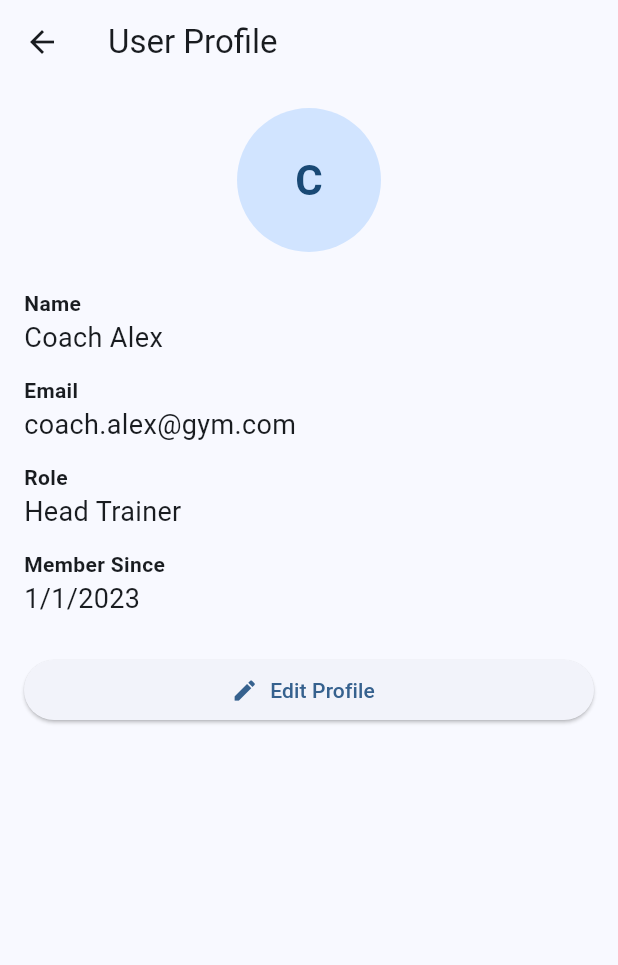
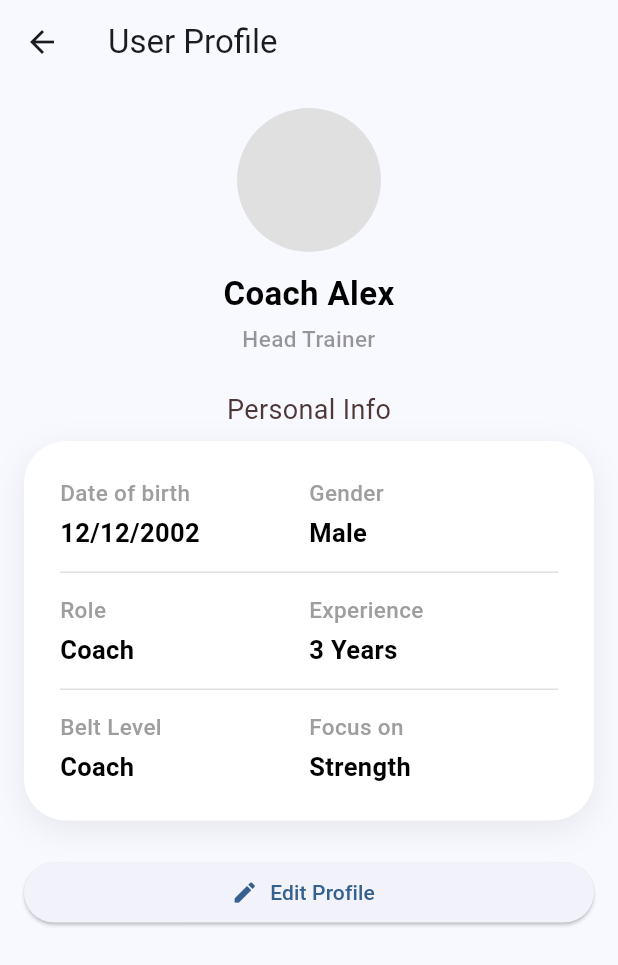
Before and after one commit to satpanha/tamdan-mobile, a Flutter app: the screen it shows after launch, item 3 of the bottom bar chosen, after a tap on "User Profile", on a phone screen of 412 x 824 dp. Shown: the top 965 px of the screen. Run offline on Flutter 3.47's test engine with Material 3 defaults, Android fonts, the phone set to English and light mode, and no system bars.

Commit message:
Added Widgets

```diff
--- a/lib/ui/screens/athlete_list.dart
+++ b/lib/ui/screens/athlete_list.dart
@@ -1,10 +1,12 @@
 import 'package:flutter/material.dart';
 import 'package:tamdan/models/athlete.dart';
 import 'package:tamdan/ui/screens/add_athlete.dart';
-// import 'package:tamdan/ui/screens/add_athlete.dart';
 import 'package:tamdan/ui/screens/athlete_detail.dart';
 import 'package:tamdan/ui/widgets/athlete_card.dart';
+import 'package:tamdan/ui/widgets/custom_app_bar.dart';
+import 'package:tamdan/ui/widgets/custom_searchbar.dart';
 import 'package:tamdan/utils/mock_data.dart';
+
 
 class AthleteListScreen extends StatefulWidget {
   const AthleteListScreen({super.key});
@@ -39,17 +41,16 @@ class _AthleteListScreenState extends State<AthleteListScreen> {
   @override
   Widget build(BuildContext context) {
     return Scaffold(
-      appBar: AppBar(title: const Text('Athletes')),
+      appBar: const CustomAppBar(
+        title: 'Atheletes',
+      ),
       body: Column(
         children: [
           Padding(
             padding: const EdgeInsets.all(16),
-            child: TextField(
-              decoration: const InputDecoration(
-                prefixIcon: Icon(Icons.search),
-                hintText: 'Search by name...'
-              ),
+            child: CustomSearchBar(
               onChanged: _search,
+              hintText: 'Search by name...',
             ),
           ),
           Expanded(
--- a/lib/ui/screens/settings.dart
+++ b/lib/ui/screens/settings.dart
@@ -1,5 +1,6 @@
 import 'package:flutter/material.dart';
 import 'package:tamdan/ui/screens/user_profile.dart';
+import 'package:tamdan/ui/widgets/custom_app_bar.dart';
 
 class SettingsScreen extends StatelessWidget {
   const SettingsScreen({super.key});
@@ -7,7 +8,7 @@ class SettingsScreen extends StatelessWidget {
   @override
   Widget build(BuildContext context) {
     return Scaffold(
-      appBar: AppBar(title: const Text('Settings')),
+      appBar: CustomAppBar(title: 'Settings'),
       body: ListView(
         children: [
           ListTile(
--- a/lib/ui/screens/tracking.dart
+++ b/lib/ui/screens/tracking.dart
@@ -1,4 +1,5 @@
 import 'package:flutter/material.dart';
+import 'package:tamdan/ui/widgets/custom_app_bar.dart';
 
 class TrackingScreen extends StatelessWidget {
   const TrackingScreen({super.key});
@@ -6,7 +7,7 @@ class TrackingScreen extends StatelessWidget {
   @override
   Widget build(BuildContext context) {
     return Scaffold(
-      appBar: AppBar(title: const Text('Tracking')),
+      appBar: CustomAppBar(title: 'Tracking'),
       body: const Center(child: Text('Tracking feature coming soon')),
     );
   }
--- a/lib/ui/screens/user_profile.dart
+++ b/lib/ui/screens/user_profile.dart
@@ -1,4 +1,6 @@
 import 'package:flutter/material.dart';
+import 'package:tamdan/ui/widgets/personal_info_card.dart';
+import 'package:tamdan/ui/widgets/ptofile_header.dart';
 import 'package:tamdan/utils/mock_data.dart';
 
 class UserProfileScreen extends StatelessWidget {
@@ -15,28 +17,19 @@ class UserProfileScreen extends StatelessWidget {
         child: Column(
           crossAxisAlignment: CrossAxisAlignment.start,
           children: [
-            Center(
-              child: CircleAvatar(
-                radius: 48,
-                child: Text(
-                  user.name.isNotEmpty ? user.name[0].toUpperCase() : '?',
-                  style: const TextStyle(fontSize: 28, fontWeight: FontWeight.bold),
-                ),
-              ),
-            ),
+            Center(child: ProfileHeader(name: user.name, role: user.role)),
             const SizedBox(height: 24),
-            const Text('Name', style: TextStyle(fontWeight: FontWeight.bold)),
-            Text(user.name, style: const TextStyle(fontSize: 18)),
-            const SizedBox(height: 12),
-            const Text('Email', style: TextStyle(fontWeight: FontWeight.bold)),
-            Text(user.email, style: const TextStyle(fontSize: 18)),
-            const SizedBox(height: 12),
-            const Text('Role', style: TextStyle(fontWeight: FontWeight.bold)),
-            Text(user.role, style: const TextStyle(fontSize: 18)),
-            const SizedBox(height: 12),
-            const Text('Member Since', style: TextStyle(fontWeight: FontWeight.bold)),
-            Text('${user.createdDate.day}/${user.createdDate.month}/${user.createdDate.year}',
-                style: const TextStyle(fontSize: 18)),
+
+            Center(child: const Text('Personal Info', style: TextStyle( fontSize: 18, color: Color.fromARGB(255, 77, 55, 55)))),
+            const SizedBox(height:8,),
+            PersonalInfoCard(infoPairs: {
+              'Date of birth': '12/12/2002',
+              'Gender': 'Male',
+              'Role': 'Coach',
+              'Experience': '3 Years',
+              'Belt Level': 'Coach',
+              'Focus on': 'Strength',
+            }),
             const SizedBox(height: 24),
             SizedBox(
               width: double.infinity,
--- a/lib/ui/widgets/athlete_card.dart
+++ b/lib/ui/widgets/athlete_card.dart
@@ -9,16 +9,64 @@ class AthleteCard extends StatelessWidget {
 
   @override
   Widget build(BuildContext context) {
-    return Card(
-      margin: const EdgeInsets.symmetric(horizontal: 16, vertical: 8),
-      child: ListTile(
-        onTap: onTap,
-        leading: CircleAvatar(
-          child: Text(athlete.name.isNotEmpty ? athlete.name[0].toUpperCase() : "?"),
+    return Padding(
+      padding: const EdgeInsets.symmetric(horizontal: 16, vertical: 8),
+      child: Material(
+        color: const Color(0xFFF7F7F7),
+        borderRadius: BorderRadius.circular(20),
+        elevation: 1.5,
+        child: InkWell(
+          borderRadius: BorderRadius.circular(20),
+          onTap: onTap,
+          child: Padding(
+            padding: const EdgeInsets.symmetric(vertical: 12, horizontal: 16),
+            child: Row(
+              children: [
+                CircleAvatar(
+                  radius: 24,
+                  backgroundColor: Colors.grey[200],
+                  child: const Icon(Icons.account_circle, size: 46, color: Colors.blueAccent),
+                ),
+                const SizedBox(width: 14),
+                Expanded(
+                  child: Column(
+                    crossAxisAlignment: CrossAxisAlignment.start,
+                    children: [
+                      Text(
+                        athlete.name,
+                        style: const TextStyle(
+                          fontSize: 18,
+                          fontWeight: FontWeight.bold,
+                          color: Colors.black,
+                        ),
+                      ),
+                      const SizedBox(height: 4),
+                      RichText(
+                        text: TextSpan(
+                          style: const TextStyle(
+                            fontSize: 14,
+                            color: Colors.grey,
+                          ),
+                          children: [
+                            TextSpan(text: athlete.beltLevel),
+                            const TextSpan(text: ' – Last session: '),
+                            TextSpan(
+                              text: athlete.status,
+                              style: const TextStyle(
+                                fontWeight: FontWeight.bold,
+                                color: Colors.black87,
+                              ),
+                            ),
+                          ],
+                        ),
+                      ),
+                    ],
+                  ),
+                ),
+              ],
+            ),
+          ),
         ),
-        title: Text(athlete.name),
-        subtitle: Text("${athlete.beltLevel} • ${athlete.status}"),
-        trailing: const Icon(Icons.chevron_right),
       ),
     );
   }
--- /dev/null
+++ b/lib/ui/widgets/custom_app_bar.dart
@@ -0,0 +1,39 @@
+import 'package:flutter/material.dart';
+
+class CustomAppBar extends StatelessWidget implements PreferredSizeWidget {
+  final String title;
+  final List<Widget>? actions;
+  final Color backgroundColor;
+  final Color titleColor;
+  final double elevation;
+
+  const CustomAppBar({
+    super.key,
+    required this.title,
+    this.actions,
+    this.backgroundColor = const Color.fromARGB(255, 255, 255, 255),
+    this.titleColor = const Color(0xFF0D47A1),
+    this.elevation = 4,
+  });
+
+  @override
+  Widget build(BuildContext context) {
+    return AppBar(
+      title: Text(
+        title,
+        style: TextStyle(
+          color: titleColor,
+          fontWeight: FontWeight.bold,
+        ),
+      ),
+      backgroundColor: backgroundColor,
+      elevation: elevation,
+      shadowColor: Colors.black.withOpacity(0.3),
+      actions: actions,
+      iconTheme: IconThemeData(color: titleColor),
+    );
+  }
+
+  @override
+  Size get preferredSize => const Size.fromHeight(kToolbarHeight);
+}
--- /dev/null
+++ b/lib/ui/widgets/custom_searchbar.dart
@@ -0,0 +1,39 @@
+import 'package:flutter/material.dart';
+
+class CustomSearchBar extends StatelessWidget {
+  final ValueChanged<String> onChanged;
+  final String hintText;
+
+  const CustomSearchBar({
+    super.key,
+    required this.onChanged,
+    this.hintText = 'Search...',
+  });
+
+  @override
+  Widget build(BuildContext context) {
+    return TextField(
+      decoration: InputDecoration(
+        prefixIcon: Padding(
+          padding: const EdgeInsets.only(left: 16, right: 8),
+          child: const Icon(Icons.search, color: Color(0xFF0D47A1)),
+        ),
+        hintText: hintText,
+        filled: true,
+        fillColor: const Color.fromARGB(255, 255, 255, 255),
+        contentPadding: const EdgeInsets.symmetric(vertical: 12, horizontal: 8),
+        border: OutlineInputBorder(
+          borderRadius: BorderRadius.circular(24),
+          borderSide: BorderSide.none,
+        ),
+        enabledBorder: OutlineInputBorder(
+          borderRadius: BorderRadius.circular(24),
+          borderSide: const BorderSide(
+            color: Color(0xFFE0E0E0),
+          ),
+        ),
+      ),
+      onChanged: onChanged,
+    );
+  }
+}
--- /dev/null
+++ b/lib/ui/widgets/personal_info_card.dart
@@ -0,0 +1,87 @@
+import 'package:flutter/material.dart';
+
+class PersonalInfoCard extends StatelessWidget {
+  final Map<String, String> infoPairs;
+
+  const PersonalInfoCard({super.key, required this.infoPairs});
+
+  @override
+  Widget build(BuildContext context) {
+    final keys = infoPairs.keys.toList();
+    return Container(
+      decoration: BoxDecoration(
+        color: Colors.white,
+        borderRadius: BorderRadius.circular(28),
+        boxShadow: [
+          BoxShadow(
+            color: Colors.black.withOpacity(0.07),
+            blurRadius: 18,
+            offset: const Offset(0, 6),
+          ),
+        ],
+      ),
+      padding: const EdgeInsets.symmetric(vertical: 24, horizontal: 24),
+      child: Column(
+        children: [
+          for (int i = 0; i < keys.length; i += 2) ...[
+            Row(
+              children: [
+                Expanded(
+                  child: _InfoColumn(
+                    label: keys[i],
+                    value: infoPairs[keys[i]] ?? '',
+                  ),
+                ),
+                if (i + 1 < keys.length)
+                  Expanded(
+                    child: _InfoColumn(
+                      label: keys[i + 1],
+                      value: infoPairs[keys[i + 1]] ?? '',
+                    ),
+                  ),
+              ],
+            ),
+            if (i + 2 < keys.length)
+              const Padding(
+                padding: EdgeInsets.symmetric(vertical: 14),
+                child: Divider(height: 1, color: Color(0xFFE0E0E0)),
+              ),
+          ],
+        ],
+      ),
+    );
+  }
+}
+
+class _InfoColumn extends StatelessWidget {
+  final String label;
+  final String value;
+
+  const _InfoColumn({required this.label, required this.value});
+
+  @override
+  Widget build(BuildContext context) {
+    return Column(
+      crossAxisAlignment: CrossAxisAlignment.start,
+      children: [
+        Text(
+          label,
+          style: const TextStyle(
+            color: Colors.grey,
+            fontWeight: FontWeight.w500,
+            fontSize: 15,
+          ),
+        ),
+        const SizedBox(height: 4),
+        Text(
+          value,
+          style: const TextStyle(
+            color: Colors.black,
+            fontWeight: FontWeight.bold,
+            fontSize: 17,
+          ),
+        ),
+      ],
+    );
+  }
+}
--- /dev/null
+++ b/lib/ui/widgets/ptofile_header.dart
@@ -0,0 +1,44 @@
+import 'package:flutter/material.dart';
+
+class ProfileHeader extends StatelessWidget {
+  final String name;
+  final String role;
+
+  const ProfileHeader({
+    super.key,
+    required this.name,
+    required this.role,
+  });
+
+  @override
+  Widget build(BuildContext context) {
+    return Column(
+      children: [
+        CircleAvatar(
+          radius: 48,
+          backgroundColor: Colors.grey[300],
+        ),
+        const SizedBox(height: 12),
+        Text(
+          name,
+          style: const TextStyle(
+            fontSize: 22,
+            fontWeight: FontWeight.bold,
+            color: Colors.black,
+          ),
+          textAlign: TextAlign.center,
+        ),
+        const SizedBox(height: 4),
+        Text(
+          role,
+          style: TextStyle(
+            fontSize: 15,
+            color: Colors.black.withOpacity(0.4),
+            fontWeight: FontWeight.w500,
+          ),
+          textAlign: TextAlign.center,
+        ),
+      ],
+    );
+  }
+}
--- a/pubspec.yaml
+++ b/pubspec.yaml
@@ -31,9 +31,13 @@ dependencies:
   flutter:
     sdk: flutter
 
+
   # The following adds the Cupertino Icons font to your application.
   # Use with the CupertinoIcons class for iOS style icons.
   cupertino_icons: ^1.0.8
+  sqflite: ^2.3.0
+  path: ^1.9.0
+
 
 dev_dependencies:
   flutter_test:
```
Also changed, not shown: lib/ui/screens/athlete_detail.dart (+24 -22 lines), lib/ui/widgets/action_botton.dart (added, +51 -0 lines), lib/ui/widgets/edit_button.dart (added), lib/ui/widgets/remove_button.dart (added), lib/ui/widgets/select_button.dart (added), lib/ui/widgets/text_field.dart (added), pubspec.lock, 2 other files.
